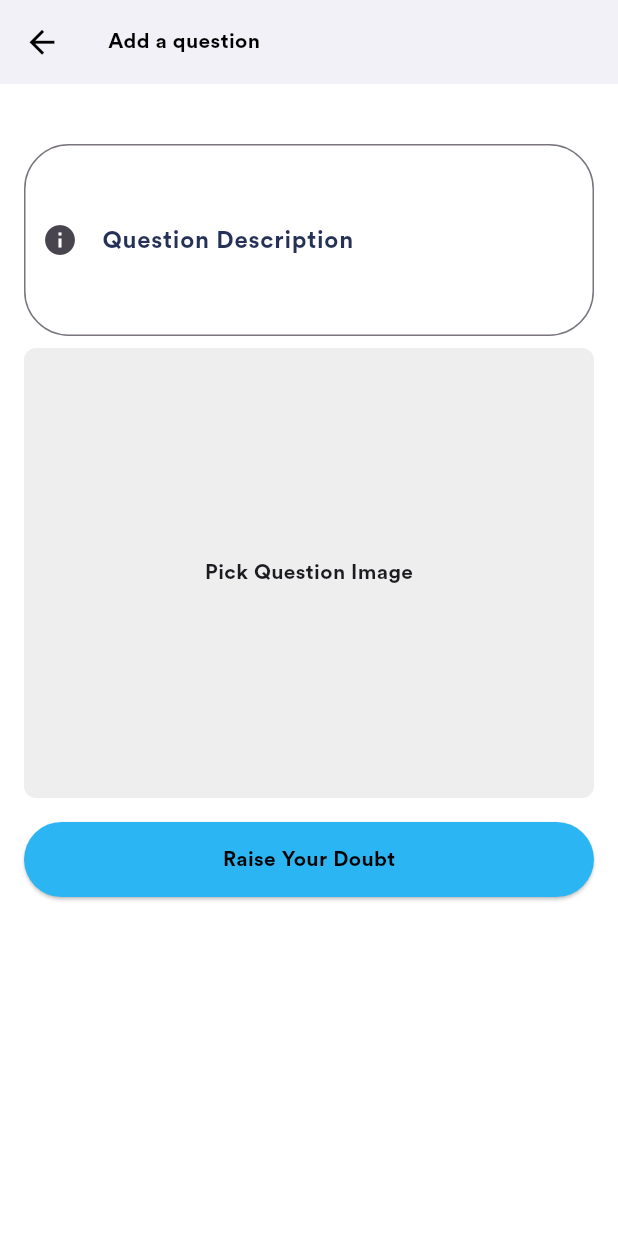
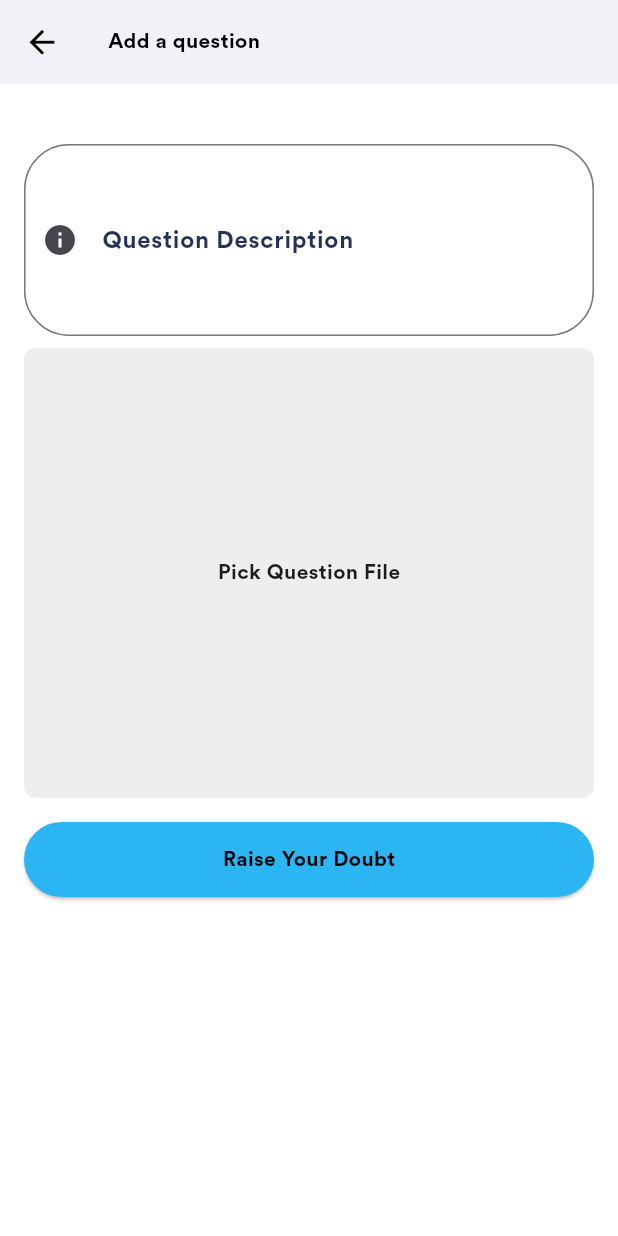
Before and after one commit to Carlomfira/Disertatie, a Flutter app: the QuestionFormPage screen opened by its route, on a phone screen of 412 x 824 dp. Run offline on Flutter 3.47's test engine with Material 3 defaults, Android fonts, the phone set to English and light mode, and no system bars; our stand-ins replace another_flushbar, auto_route, bloc, cached_network_image, cloud_firestore, dartz and 29 more; missing offline and left inert: razorpay_flutter, selectable_autolink_text; accounts and stored records are empty; project files that could hold a hidden picture were left out.

Commit message:
upload working

```diff
--- a/lib/domain/e_learning/question.dart
+++ b/lib/domain/e_learning/question.dart
@@ -1,16 +1,15 @@
 import 'package:academic_master/domain/core/failures.dart';
 import 'package:academic_master/domain/core/value_objects.dart';
 import "package:academic_master/domain/e_learning/value_objects.dart";
-
 import 'package:dartz/dartz.dart';
 import 'package:freezed_annotation/freezed_annotation.dart';
+
 part "question.freezed.dart";
 
 @freezed
 abstract class Question implements _$Question {
   const Question._();
 
-  // ignore: sort_unnamed_constructors_first
   const factory Question({
     required UniqueId questionId,
     required UniqueId userId,
@@ -23,7 +22,7 @@ abstract class Question implements _$Question {
         questionDescription: QuestionDescription(" "),
         questionId: UniqueId(),
         userId: UniqueId(),
-        mediaUrl: MediaUrl("initalurl"),
+        mediaUrl: MediaUrl("initialurl"),
         askAt: Time(""),
       );
 
--- a/lib/infrastructure/e_learning/e_learning_repository.dart
+++ b/lib/infrastructure/e_learning/e_learning_repository.dart
@@ -345,7 +345,7 @@ class ElearningRepository implements IElearningRepository {
     try {
       final storage.UploadTask uploadTask = storage.FirebaseStorage.instance
           .ref('questions')
-          .child("questionImage/questionImage_$questionImage.jpg")
+          .child("questionImage/questionImage_$questionImage")
           .putFile(questionImage);
 
       final storage.TaskSnapshot taskSnapshot =
--- a/lib/presentation/e_learning/e_learning_dashboard/question_and_comments/question_form.dart
+++ b/lib/presentation/e_learning/e_learning_dashboard/question_and_comments/question_form.dart
@@ -123,7 +123,7 @@ class QuestionFormPageScaffold extends StatefulWidget {
 }
 
 class _QuestionFormPageScaffoldState extends State<QuestionFormPageScaffold> {
-  File? questionImage;
+  File? selectedFile;
   FilePickerResult? file;
 
   @override
@@ -155,7 +155,7 @@ class _QuestionFormPageScaffoldState extends State<QuestionFormPageScaffold> {
                   const SizedBox(height: 16),
                   const QuestionDiscreptionField(),
                   InkWell(
-                    onTap: pickQuestionImage,
+                    onTap: pickQuestionFile,
                     child: ClipRRect(
                       borderRadius: BorderRadius.circular(8),
                       child: Container(
@@ -163,10 +163,25 @@ class _QuestionFormPageScaffoldState extends State<QuestionFormPageScaffold> {
                         width: double.maxFinite,
                         height: 300,
                         child: Center(
-                          child: questionImage == null
-                              ? const Text('Pick Question Image')
-                              : Image(
-                                  image: FileImage(questionImage!),
+                          child: selectedFile == null
+                              ? const Text('Pick Question File')
+                              : Column(
+                                  mainAxisAlignment: MainAxisAlignment.center,
+                                  children: [
+                                    Icon(
+                                      Icons.insert_drive_file,
+                                      size: 100,
+                                      color: Colors.grey,
+                                    ),
+                                    const SizedBox(height: 8),
+                                    Text(
+                                      selectedFile!.path.split('/').last,
+                                      textAlign: TextAlign.center,
+                                      style: Theme.of(context)
+                                          .textTheme
+                                          .bodyMedium,
+                                    ),
+                                  ],
                                 ),
                         ),
                       ),
@@ -177,7 +192,7 @@ class _QuestionFormPageScaffoldState extends State<QuestionFormPageScaffold> {
                     onPressed: () {
                       context.read<AddQuestionFormBloc>().add(
                             AddQuestionFormEvent.addQuestionPressed(
-                              questionImage,
+                              selectedFile,
                               state.question,
                             ),
                           );
@@ -188,7 +203,7 @@ class _QuestionFormPageScaffoldState extends State<QuestionFormPageScaffold> {
                       builder: (context, state) {
                         return Text(
                           state.isEditing
-                              ? "Done   (you can't edit image)"
+                              ? "Done   (you can't edit file)"
                               : 'Raise Your Doubt',
                           style: Theme.of(context)
                               .textTheme
@@ -208,20 +223,15 @@ class _QuestionFormPageScaffoldState extends State<QuestionFormPageScaffold> {
     );
   }
 
-  Future<void> pickQuestionImage() async {
-    file = await FilePicker.platform.pickFiles();
+  Future<void> pickQuestionFile() async {
+    file = await FilePicker.platform.pickFiles(
+      type: FileType.any,
+    );
 
     if (file != null) {
       setState(() {
-        if (Platform.isAndroid || Platform.isIOS) {
-          // For mobile platforms, use the path property
-          questionImage = File(file!.files.single.path!);
-        } else {
-          // For web platform, use the bytes property
-          final bytes = file!.files.single.bytes;
-          questionImage = bytes != null ? File.fromRawPath(bytes) : null;
-        }
-        debugPrint('Image is selected: $questionImage');
+        selectedFile = File(file!.files.single.path!);
+        debugPrint('File is selected: $selectedFile');
       });
     }
   }
--- a/pubspec.yaml
+++ b/pubspec.yaml
@@ -22,7 +22,7 @@ dependencies:
   equatable: ^2.0.5
   file_picker: ^8.0.0+1
   firebase_auth: ^4.6.2
-
+  path: ^1.9.0
   firebase_core: ^2.13.1
 
   firebase_storage: ^11.2.2
@@ -67,6 +67,8 @@ dependencies:
   url_launcher: ^6.1.11
   uuid: ^4.4.0
   webview_flutter: ^4.2.2
+  permission_handler: ^11.3.1
+  open_file: ^3.3.2
 
 
 
```
Also changed, not shown: lib/presentation/e_learning/e_learning_dashboard/question_and_comments/users_questions.dart (+97 -33 lines), lib/presentation/e_learning/e_learning_dashboard/widgets/question_widget.dart (added, +42 -0 lines), pubspec.lock, 1 other file.
